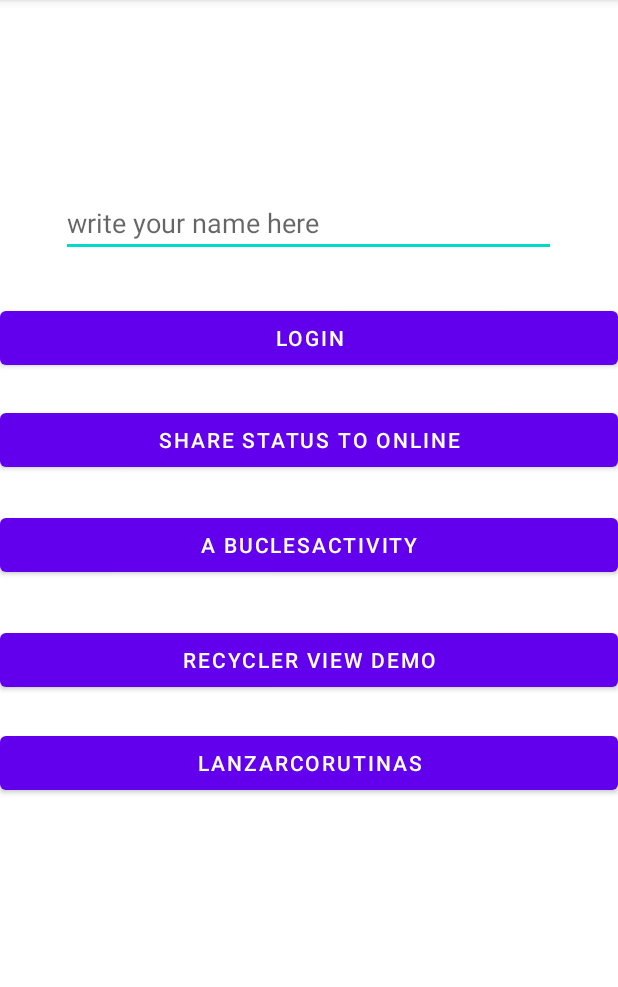
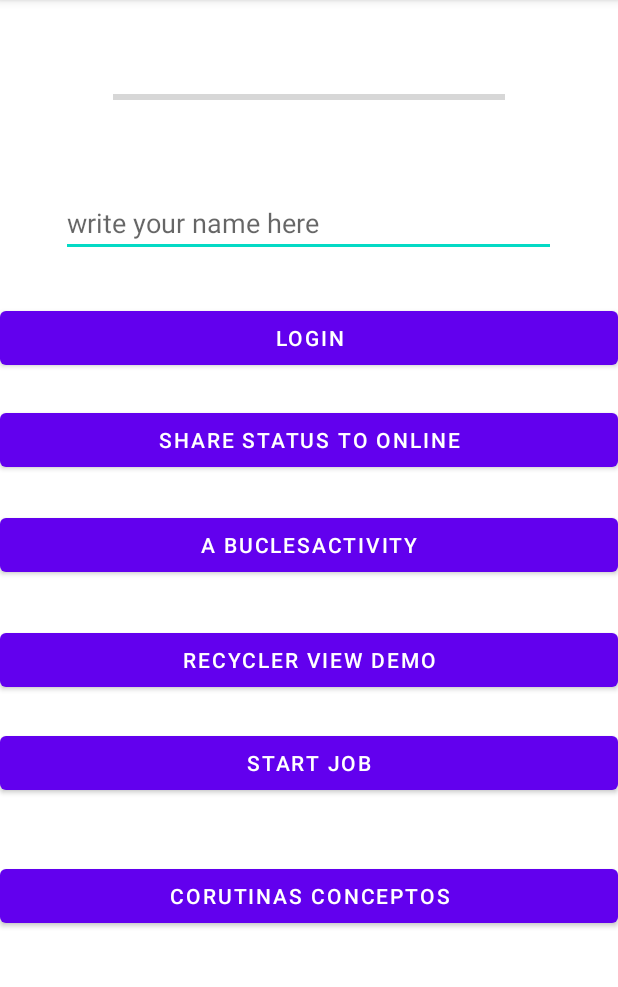
Before and after one commit to UO264804/kotlin-uo264804-uo264651, an Android app: the screen it shows after launch (MainActivity), on a phone screen of 412 x 824 dp, the part 84-1071 px from its top. Run offline under Robolectric (Android 15) with nearby library versions, the phone set to English and light mode, and no system bars.

Commit message:
Implementando Corutinas

```diff
--- a/app/build.gradle
+++ b/app/build.gradle
@@ -40,6 +40,7 @@ dependencies {
 
     implementation "org.jetbrains.kotlin:kotlin-stdlib:$kotlin_version"
     implementation "org.jetbrains.kotlinx:kotlinx-coroutines-core:1.4.2"
+    implementation "org.jetbrains.kotlinx:kotlinx-coroutines-android:1.4.2"
     implementation 'androidx.core:core-ktx:1.3.2'
     implementation 'androidx.appcompat:appcompat:1.2.0'
     implementation 'com.google.android.material:material:1.3.0'
--- a/app/src/main/AndroidManifest.xml
+++ b/app/src/main/AndroidManifest.xml
@@ -9,7 +9,8 @@
         android:roundIcon="@mipmap/ic_launcher_appkotlin_round"
         android:supportsRtl="true"
         android:theme="@style/Theme.AppKotlin">
-        <activity android:name=".BuclesActivity"/>
+        <activity android:name=".CorutinasActivity"></activity>
+        <activity android:name=".BuclesActivity" />
         <activity android:name=".AddHobbiesActivity" />
         <activity android:name=".MainActivity">
             <intent-filter>
--- a/app/src/main/res/layout/activity_main.xml
+++ b/app/src/main/res/layout/activity_main.xml
@@ -37,13 +37,25 @@
         android:id="@+id/corutinas"
         android:layout_width="0dp"
         android:layout_height="wrap_content"
-        android:text="lanzarcorutinas"
+        android:text="start Job"
         app:layout_constraintBottom_toBottomOf="parent"
         app:layout_constraintEnd_toEndOf="parent"
         app:layout_constraintHorizontal_bias="0.0"
         app:layout_constraintStart_toStartOf="parent"
         app:layout_constraintTop_toBottomOf="@+id/cambiarVentana"
         app:layout_constraintVertical_bias="0.293" />
+
+    <Button
+        android:id="@+id/corutinas2"
+        android:layout_width="0dp"
+        android:layout_height="wrap_content"
+        android:text="corutinas conceptos"
+        app:layout_constraintBottom_toBottomOf="parent"
+        app:layout_constraintEnd_toEndOf="parent"
+        app:layout_constraintHorizontal_bias="1.0"
+        app:layout_constraintStart_toStartOf="parent"
+        app:layout_constraintTop_toBottomOf="@+id/cambiarVentana"
+        app:layout_constraintVertical_bias="0.56" />
 
     <Button
         android:id="@+id/sendLogin"
@@ -92,16 +104,14 @@
         app:layout_constraintTop_toTopOf="parent"
         app:layout_constraintVertical_bias="0.86" />
 
-    <ImageView
-        android:id="@+id/imageView"
-        android:layout_width="wrap_content"
-        android:layout_height="wrap_content"
-        app:layout_constraintBottom_toBottomOf="parent"
+    <ProgressBar
+        android:id="@+id/pBar"
+        style="?android:attr/progressBarStyleHorizontal"
+        android:layout_width="261dp"
+        android:layout_height="18dp"
+        app:layout_constraintBottom_toTopOf="@+id/login"
         app:layout_constraintEnd_toEndOf="parent"
-        app:layout_constraintHorizontal_bias="0.498"
         app:layout_constraintStart_toStartOf="parent"
-        app:layout_constraintTop_toBottomOf="@+id/corutinas"
-        app:layout_constraintVertical_bias="0.569"
-        tools:srcCompat="@tools:sample/avatars" />
+        app:layout_constraintTop_toBottomOf="@+id/my_toolbar" />
 
 </androidx.constraintlayout.widget.ConstraintLayout>
```
Also changed, not shown: app/src/main/java/es/uniovi/appkotlin/CorutinasActivity.kt (added, +72 -0 lines), app/src/main/java/es/uniovi/appkotlin/MainActivity.kt (+93 -4 lines), app/src/main/res/layout/activity_corutinas.xml (added, +46 -0 lines).
